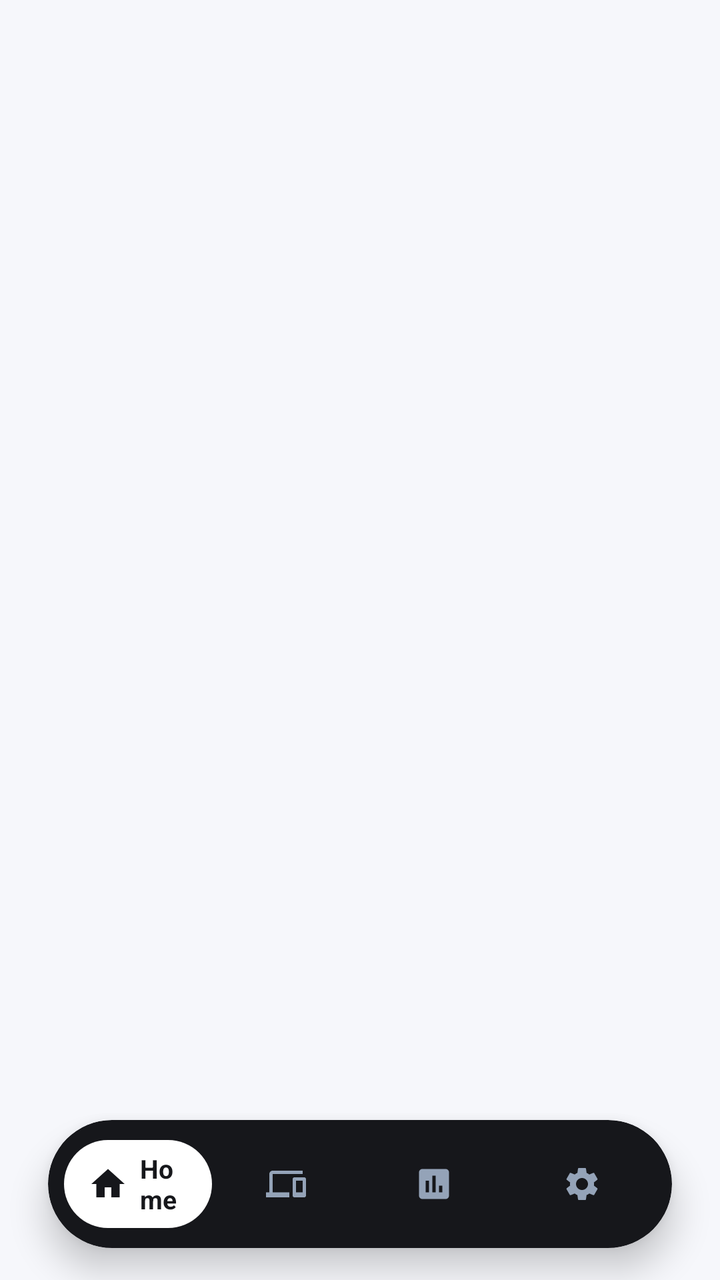
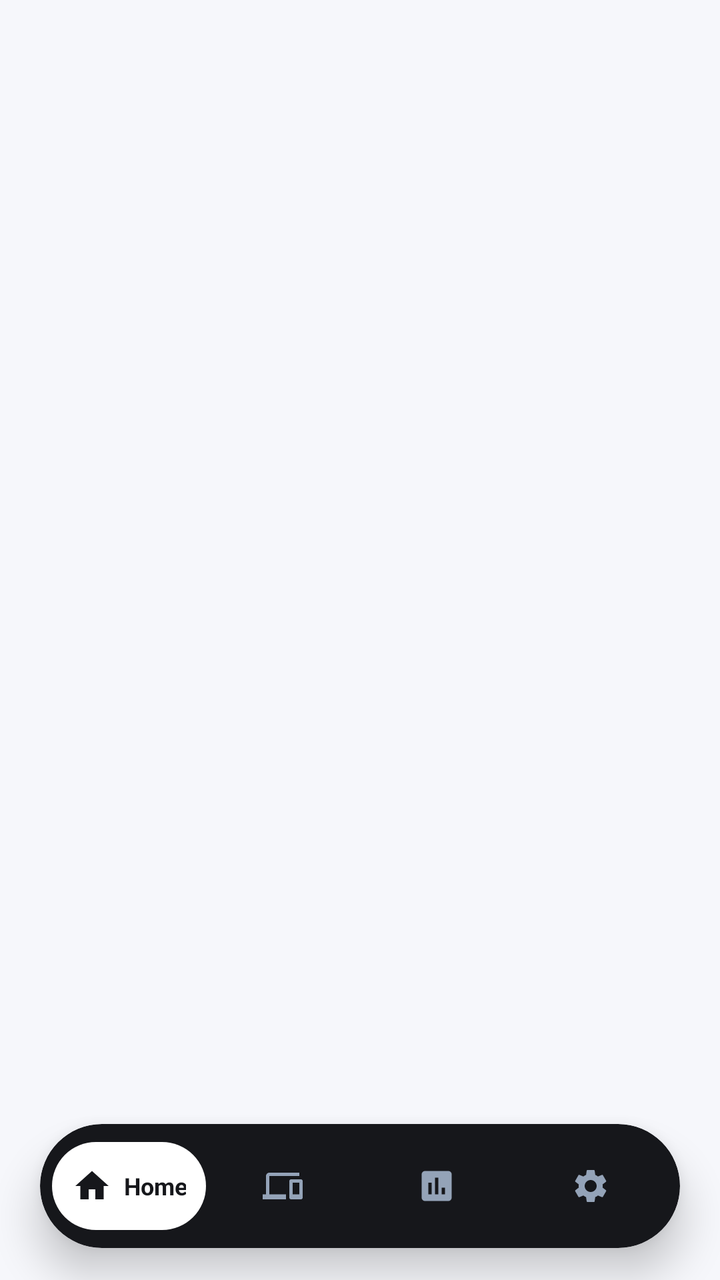

Compare the two renders of this Android layout. The source of the first and the diff that turns it into the second are given below.
<!-- AndroidManifest.xml: application theme Theme.SmartEnergyTracker -->
<!-- res/layout/activity_main.xml -->
<?xml version="1.0" encoding="utf-8"?>
<androidx.coordinatorlayout.widget.CoordinatorLayout 
    xmlns:android="http://schemas.android.com/apk/res/android"
    xmlns:app="http://schemas.android.com/apk/res-auto"
    android:id="@+id/coordinatorLayout"
    android:layout_width="match_parent"
    android:layout_height="match_parent"
    android:background="@color/bg_light">

    
    <FrameLayout
        android:id="@+id/fragment_container"
        android:layout_width="match_parent"
        android:layout_height="match_parent"
        android:layout_marginBottom="72dp" />

    
    <androidx.cardview.widget.CardView
        android:id="@+id/dockCard"
        android:layout_width="match_parent"
        android:layout_height="64dp"
        android:layout_gravity="bottom"
        android:layout_marginStart="24dp"
        android:layout_marginEnd="24dp"
        android:layout_marginBottom="16dp"
        app:cardBackgroundColor="@color/floating_dock_bg"
        app:cardCornerRadius="32dp"
        app:cardElevation="10dp"
        app:cardPreventCornerOverlap="false">

        <LinearLayout
            android:id="@+id/dockContainer"
            android:layout_width="match_parent"
            android:layout_height="match_parent"
            android:gravity="center"
            android:orientation="horizontal"
            android:paddingStart="8dp"
            android:paddingEnd="8dp">

            
            <LinearLayout
                android:id="@+id/nav_home"
                android:layout_width="0dp"
                android:layout_height="44dp"
                android:layout_weight="1"
                android:background="@drawable/bg_active_nav_pill"
                android:clickable="true"
                android:focusable="true"
                android:gravity="center"
                android:orientation="horizontal"
                android:paddingStart="12dp"
                android:paddingEnd="12dp">

                <ImageView
                    android:id="@+id/iv_nav_home"
                    android:layout_width="20dp"
                    android:layout_height="20dp"
                    android:src="@drawable/ic_home"
                    app:tint="@color/active_nav_text" />

                <TextView
                    android:id="@+id/tv_nav_home"
                    android:layout_width="wrap_content"
                    android:layout_height="wrap_content"
                    android:layout_marginStart="6dp"
                    android:text="Home"
                    android:textColor="@color/active_nav_text"
                    android:textSize="13sp"
                    android:textStyle="bold" />
            </LinearLayout>

            
            <LinearLayout
                android:id="@+id/nav_devices"
                android:layout_width="0dp"
                android:layout_height="44dp"
                android:layout_weight="1"
                android:clickable="true"
                android:focusable="true"
                android:gravity="center"
                android:orientation="horizontal"
                android:paddingStart="8dp"
                android:paddingEnd="8dp">

                <ImageView
                    android:id="@+id/iv_nav_devices"
                    android:layout_width="20dp"
                    android:layout_height="20dp"
                    android:src="@drawable/ic_devices"
                    app:tint="@color/inactive_nav_text" />

                <TextView
                    android:id="@+id/tv_nav_devices"
                    android:layout_width="wrap_content"
                    android:layout_height="wrap_content"
                    android:layout_marginStart="6dp"
                    android:text="Devices"
                    android:textColor="@color/active_nav_text"
                    android:textSize="13sp"
                    android:textStyle="bold"
                    android:visibility="gone" />
            </LinearLayout>

            
            <LinearLayout
                android:id="@+id/nav_analytics"
                android:layout_width="0dp"
                android:layout_height="44dp"
                android:layout_weight="1"
                android:clickable="true"
                android:focusable="true"
                android:gravity="center"
                android:orientation="horizontal"
                android:paddingStart="8dp"
                android:paddingEnd="8dp">

                <ImageView
                    android:id="@+id/iv_nav_analytics"
                    android:layout_width="20dp"
                    android:layout_height="20dp"
                    android:src="@drawable/ic_analytics"
                    app:tint="@color/inactive_nav_text" />

                <TextView
                    android:id="@+id/tv_nav_analytics"
                    android:layout_width="wrap_content"
                    android:layout_height="wrap_content"
                    android:layout_marginStart="6dp"
                    android:text="Stats"
                    android:textColor="@color/active_nav_text"
                    android:textSize="13sp"
                    android:textStyle="bold"
                    android:visibility="gone" />
            </LinearLayout>

            
            <LinearLayout
                android:id="@+id/nav_automations"
                android:layout_width="0dp"
                android:layout_height="44dp"
                android:layout_weight="1"
                android:clickable="true"
                android:focusable="true"
                android:gravity="center"
                android:orientation="horizontal"
                android:paddingStart="8dp"
                android:paddingEnd="8dp">

                <ImageView
                    android:id="@+id/iv_nav_automations"
                    android:layout_width="20dp"
                    android:layout_height="20dp"
                    android:src="@drawable/ic_automations"
                    app:tint="@color/inactive_nav_text" />

                <TextView
                    android:id="@+id/tv_nav_automations"
                    android:layout_width="wrap_content"
                    android:layout_height="wrap_content"
                    android:layout_marginStart="6dp"
                    android:text="Auto"
                    android:textColor="@color/active_nav_text"
                    android:textSize="13sp"
                    android:textStyle="bold"
                    android:visibility="gone" />
            </LinearLayout>

        </LinearLayout>
    </androidx.cardview.widget.CardView>

</androidx.coordinatorlayout.widget.CoordinatorLayout>
<!-- resources referenced by this layout -->
<resources>
  <color name="active_nav_text">#16171B</color>
  <color name="bg_light">#F6F7FB</color>
  <color name="floating_dock_bg">#16171B</color>
  <color name="inactive_nav_text">#94A3B8</color>
  <!-- drawable bg_active_nav_pill (drawable) -->
  <?xml version="1.0" encoding="utf-8"?>
  <shape xmlns:android="http://schemas.android.com/apk/res/android"
      android:shape="rectangle">
      <solid android:color="@color/active_nav_pill_bg" />
      <corners android:radius="24dp" />
  </shape>
  <!-- drawable ic_analytics (drawable) -->
  <vector xmlns:android="http://schemas.android.com/apk/res/android"
      android:width="24dp"
      android:height="24dp"
      android:viewportWidth="24"
      android:viewportHeight="24">
      <path
          android:fillColor="#94A3B8"
          android:pathData="M19,3H5c-1.1,0 -2,0.9 -2,2v14c0,1.1 0.9,2 2,2h14c1.1,0 2,-0.9 2,-2V5c0,-1.1 -0.9,-2 -2,-2zM9,17H7v-7h2v7zm4,0h-2V7h2v10zm4,0h-2v-4h2v4z"/>
  </vector>
  <!-- drawable ic_automations (drawable) -->
  <vector xmlns:android="http://schemas.android.com/apk/res/android"
      android:width="24dp"
      android:height="24dp"
      android:viewportWidth="24"
      android:viewportHeight="24">
      <path
          android:fillColor="#94A3B8"
          android:pathData="M19.14,12.94c0.04,-0.3 0.06,-0.61 0.06,-0.94 0,-0.32 -0.02,-0.64 -0.07,-0.94l2.03,-1.58c0.18,-0.14 0.23,-0.41 0.12,-0.61l-1.92,-3.32c-0.12,-0.22 -0.37,-0.29 -0.59,-0.22l-2.39,0.96c-0.5,-0.38 -1.03,-0.7 -1.62,-0.94l-0.36,-2.54c-0.04,-0.24 -0.24,-0.41 -0.48,-0.41h-3.84c-0.24,0 -0.43,0.17 -0.47,0.41l-0.36,2.54c-0.59,0.24 -1.13,0.57 -1.62,0.94l-2.39,-0.96c-0.22,-0.08 -0.47,0 -0.59,0.22L2.74,8.87c-0.12,0.21 -0.08,0.47 0.12,0.61l2.03,1.58c-0.05,0.3 -0.09,0.63 -0.09,0.94s0.02,0.64 0.07,0.94l-2.03,1.58c-0.18,0.14 -0.23,0.41 -0.12,0.61l1.92,3.32c0.12,0.22 0.37,0.29 0.59,0.22l2.39,-0.96c0.5,0.38 1.03,0.7 1.62,0.94l0.36,2.54c0.05,0.24 0.24,0.41 0.48,0.41h3.84c0.24,0 0.44,-0.17 0.47,-0.41l0.36,-2.54c0.59,-0.24 1.13,-0.56 1.62,-0.94l2.39,0.96c0.22,0.08 0.47,0 0.59,-0.22l1.92,-3.32c0.12,-0.22 0.07,-0.47 -0.12,-0.61l-2.01,-1.58zM12,15.6c-1.98,0 -3.6,-1.62 -3.6,-3.6s1.62,-3.6 3.6,-3.6 3.6,1.62 3.6,3.6 -1.62,3.6 -3.6,3.6z"/>
  </vector>
  <!-- drawable ic_devices (drawable) -->
  <vector xmlns:android="http://schemas.android.com/apk/res/android"
      android:width="24dp"
      android:height="24dp"
      android:viewportWidth="24"
      android:viewportHeight="24">
      <path
          android:fillColor="#94A3B8"
          android:pathData="M4,6h18V4H4c-1.1,0 -2,0.9 -2,2v11H0v3h14v-3H4V6zm19,2h-6c-0.55,0 -1,0.45 -1,1v10c0,0.55 0.45,1 1,1h6c0.55,0 1,-0.45 1,-1V9c0,-0.55 -0.45,-1 -1,-1zm-1,9h-4v-7h4v7z"/>
  </vector>
  <!-- drawable ic_home (drawable) -->
  <vector xmlns:android="http://schemas.android.com/apk/res/android"
      android:width="24dp"
      android:height="24dp"
      android:viewportWidth="24"
      android:viewportHeight="24">
      <path
          android:fillColor="#FFFFFF"
          android:pathData="M10,20v-6h4v6h5v-8h3L12,3 2,12h3v8z"/>
  </vector>
  <style name="Theme.SmartEnergyTracker" parent="Theme.MaterialComponents.DayNight.NoActionBar">
          <item name="colorPrimary">@color/card_purple_primary</item>
          <item name="colorPrimaryVariant">@color/card_purple_dark</item>
          <item name="colorOnPrimary">@color/text_white</item>
          <item name="android:windowBackground">@color/bg_light</item>
          <item name="android:statusBarColor">@color/bg_light</item>
          <item name="android:windowLightStatusBar" tools:targetApi="m">true</item>
          <item name="android:navigationBarColor">@color/bg_light</item>
      </style>
  <color name="active_nav_pill_bg">#FFFFFF</color>
  <color name="card_purple_primary">#7C3AED</color>
  <color name="card_purple_dark">#6D28D9</color>
  <color name="text_white">#FFFFFF</color>
</resources>

<!-- the commit's change to res/layout/activity_main.xml (unified diff, before → after) -->
@@ -11,21 +11,57 @@
     <FrameLayout
         android:id="@+id/fragment_container"
         android:layout_width="match_parent"
-        android:layout_height="match_parent"
-        android:layout_marginBottom="72dp" />
+        android:layout_height="match_parent" />
+
+    
+    <androidx.cardview.widget.CardView
+        android:id="@+id/floatingToastCard"
+        android:layout_width="wrap_content"
+        android:layout_height="wrap_content"
+        android:layout_gravity="bottom|center_horizontal"
+        android:layout_marginStart="24dp"
+        android:layout_marginEnd="24dp"
+        android:layout_marginBottom="88dp"
+        android:visibility="gone"
+        app:cardBackgroundColor="#1E293B"
+        app:cardCornerRadius="24dp"
+        app:cardElevation="14dp"
+        app:cardPreventCornerOverlap="false">
+
+        <LinearLayout
+            android:layout_width="wrap_content"
+            android:layout_height="wrap_content"
+            android:gravity="center_vertical"
+            android:orientation="horizontal"
+            android:paddingStart="16dp"
+            android:paddingTop="10dp"
+            android:paddingEnd="16dp"
+            android:paddingBottom="10dp">
+
+            <TextView
+                android:id="@+id/tvFloatingToastText"
+                android:layout_width="wrap_content"
+                android:layout_height="wrap_content"
+                android:singleLine="true"
+                android:text="✓ Action applied"
+                android:textColor="@color/text_white"
+                android:textSize="13sp"
+                android:textStyle="bold" />
+        </LinearLayout>
+    </androidx.cardview.widget.CardView>
 
     
     <androidx.cardview.widget.CardView
         android:id="@+id/dockCard"
         android:layout_width="match_parent"
-        android:layout_height="64dp"
+        android:layout_height="62dp"
         android:layout_gravity="bottom"
-        android:layout_marginStart="24dp"
-        android:layout_marginEnd="24dp"
+        android:layout_marginStart="20dp"
+        android:layout_marginEnd="20dp"
         android:layout_marginBottom="16dp"
         app:cardBackgroundColor="@color/floating_dock_bg"
-        app:cardCornerRadius="32dp"
-        app:cardElevation="10dp"
+        app:cardCornerRadius="31dp"
+        app:cardElevation="12dp"
         app:cardPreventCornerOverlap="false">
 
         <LinearLayout
@@ -34,8 +70,8 @@
             android:layout_height="match_parent"
             android:gravity="center"
             android:orientation="horizontal"
-            android:paddingStart="8dp"
-            android:paddingEnd="8dp">
+            android:paddingStart="6dp"
+            android:paddingEnd="6dp">
 
             
             <LinearLayout
@@ -48,8 +84,8 @@
                 android:focusable="true"
                 android:gravity="center"
                 android:orientation="horizontal"
-                android:paddingStart="12dp"
-                android:paddingEnd="12dp">
+                android:paddingStart="10dp"
+                android:paddingEnd="10dp">
 
                 <ImageView
                     android:id="@+id/iv_nav_home"
@@ -63,9 +99,12 @@
                     android:layout_width="wrap_content"
                     android:layout_height="wrap_content"
                     android:layout_marginStart="6dp"
+                    android:ellipsize="none"
+                    android:maxLines="1"
+                    android:singleLine="true"
                     android:text="Home"
                     android:textColor="@color/active_nav_text"
-                    android:textSize="13sp"
+                    android:textSize="12sp"
                     android:textStyle="bold" />
             </LinearLayout>
 
@@ -94,9 +133,12 @@
                     android:layout_width="wrap_content"
                     android:layout_height="wrap_content"
                     android:layout_marginStart="6dp"
+                    android:ellipsize="none"
+                    android:maxLines="1"
+                    android:singleLine="true"
                     android:text="Devices"
                     android:textColor="@color/active_nav_text"
-                    android:textSize="13sp"
+                    android:textSize="12sp"
                     android:textStyle="bold"
                     android:visibility="gone" />
             </LinearLayout>
@@ -126,9 +168,12 @@
                     android:layout_width="wrap_content"
                     android:layout_height="wrap_content"
                     android:layout_marginStart="6dp"
-                    android:text="Stats"
-                    android:textColor="@color/active_nav_text"
-                    android:textSize="13sp"
+                    android:ellipsize="none"
+                    android:maxLines="1"
+                    android:singleLine="true"
+                    android:text="Analytics"
+                    android:textColor="@color/active_nav_text"
+                    android:textSize="12sp"
                     android:textStyle="bold"
                     android:visibility="gone" />
             </LinearLayout>
@@ -158,9 +203,12 @@
                     android:layout_width="wrap_content"
                     android:layout_height="wrap_content"
                     android:layout_marginStart="6dp"
+                    android:ellipsize="none"
+                    android:maxLines="1"
+                    android:singleLine="true"
                     android:text="Auto"
                     android:textColor="@color/active_nav_text"
-                    android:textSize="13sp"
+                    android:textSize="12sp"
                     android:textStyle="bold"
                     android:visibility="gone" />
             </LinearLayout>
